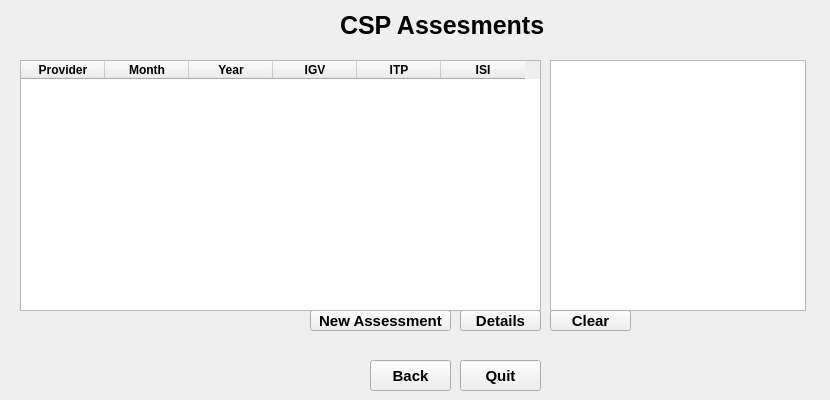
First picture: the form in ui/StatusAPIUX_avaliador.ui, repository FTACSP/prototype, before the edit.
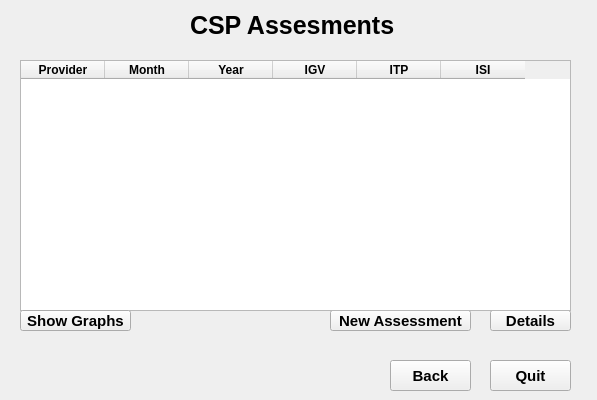
Second picture: the form after the edit. Custom widgets are drawn as their Qt base class.

```diff
--- a/ui/StatusAPIUX_avaliador.ui
+++ b/ui/StatusAPIUX_avaliador.ui
@@ -9,7 +9,7 @@
    <rect>
     <x>0</x>
     <y>0</y>
-    <width>830</width>
+    <width>597</width>
     <height>400</height>
    </rect>
   </property>
@@ -44,7 +44,7 @@
    <widget class="QPushButton" name="botao_1">
     <property name="geometry">
      <rect>
-      <x>310</x>
+      <x>330</x>
       <y>310</y>
       <width>141</width>
       <height>21</height>
@@ -67,7 +67,7 @@
    <widget class="QPushButton" name="botao_3">
     <property name="geometry">
      <rect>
-      <x>460</x>
+      <x>490</x>
       <y>310</y>
       <width>81</width>
       <height>21</height>
@@ -90,7 +90,7 @@
    <widget class="QLabel" name="label_title">
     <property name="geometry">
      <rect>
-      <x>340</x>
+      <x>190</x>
       <y>0</y>
       <width>231</width>
       <height>51</height>
@@ -157,7 +157,7 @@
      <rect>
       <x>20</x>
       <y>60</y>
-      <width>521</width>
+      <width>551</width>
       <height>251</height>
      </rect>
     </property>
@@ -279,7 +279,7 @@
    <widget class="QPushButton" name="botao_4">
     <property name="geometry">
      <rect>
-      <x>370</x>
+      <x>390</x>
       <y>360</y>
       <width>81</width>
       <height>31</height>
@@ -302,7 +302,7 @@
    <widget class="QPushButton" name="botao_5">
     <property name="geometry">
      <rect>
-      <x>460</x>
+      <x>490</x>
       <y>360</y>
       <width>81</width>
       <height>31</height>
@@ -322,50 +322,15 @@
      <string>Quit</string>
     </property>
    </widget>
-   <widget class="PlotWidget" name="graphicsView">
+   <widget class="QPushButton" name="botao_8">
     <property name="geometry">
      <rect>
-      <x>550</x>
-      <y>60</y>
-      <width>256</width>
-      <height>251</height>
-     </rect>
-    </property>
-    <property name="sizePolicy">
-     <sizepolicy hsizetype="Fixed" vsizetype="Fixed">
-      <horstretch>0</horstretch>
-      <verstretch>0</verstretch>
-     </sizepolicy>
-    </property>
-    <property name="maximumSize">
-     <size>
-      <width>500</width>
-      <height>500</height>
-     </size>
-    </property>
-    <property name="backgroundBrush">
-     <brush brushstyle="SolidPattern">
-      <color alpha="255">
-       <red>255</red>
-       <green>255</green>
-       <blue>255</blue>
-      </color>
-     </brush>
-    </property>
-   </widget>
-   <widget class="QSplitter" name="splitter">
-    <property name="geometry">
-     <rect>
-      <x>550</x>
+      <x>20</x>
       <y>310</y>
-      <width>81</width>
+      <width>111</width>
       <height>21</height>
      </rect>
     </property>
-    <property name="orientation">
-     <enum>Qt::Horizontal</enum>
-    </property>
-    <widget class="QPushButton" name="botao_7">
      <property name="font">
       <font>
        <pointsize>11</pointsize>
@@ -377,9 +342,8 @@
       <string notr="true"/>
      </property>
      <property name="text">
-      <string>Clear</string>
-     </property>
-    </widget>
+     <string>Show Graphs</string>
+    </property>
    </widget>
   </widget>
   <widget class="QMenuBar" name="menubar">
@@ -393,13 +357,6 @@
    </property>
   </widget>
  </widget>
- <customwidgets>
-  <customwidget>
-   <class>PlotWidget</class>
-   <extends>QGraphicsView</extends>
-   <header>pyqtgraph</header>
-  </customwidget>
- </customwidgets>
  <resources/>
  <connections/>
 </ui>
```
Left out of the diff: 2 changed lines with no effect on the pictures. Lines whose indentation alone changed are shown as unchanged.
